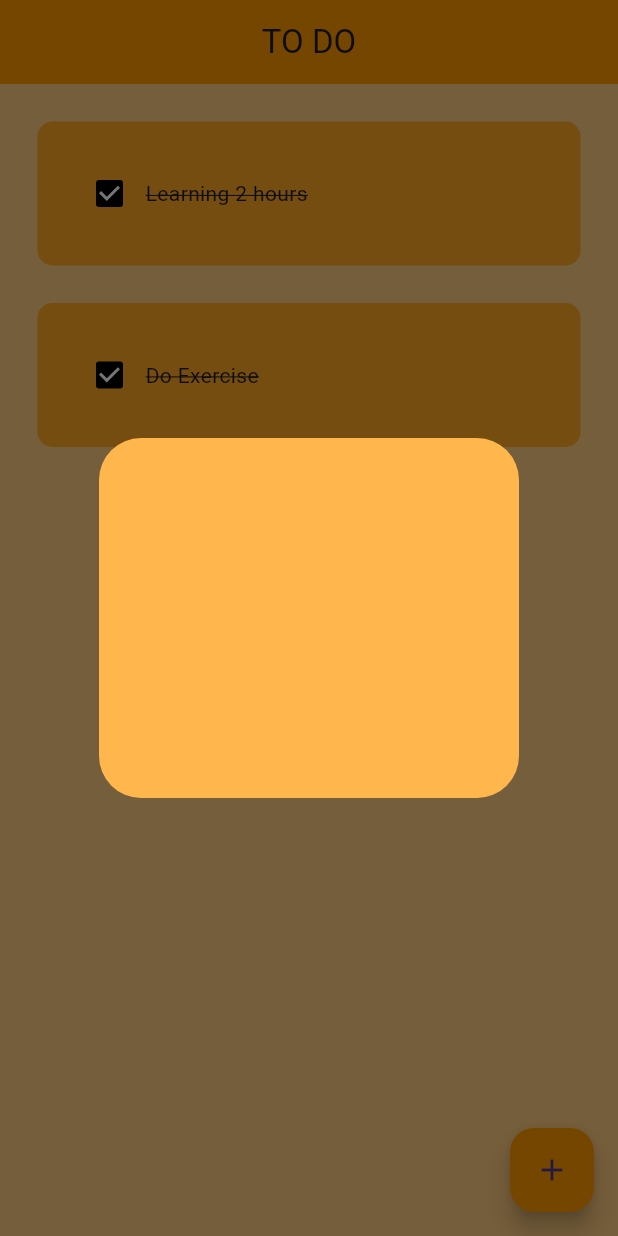
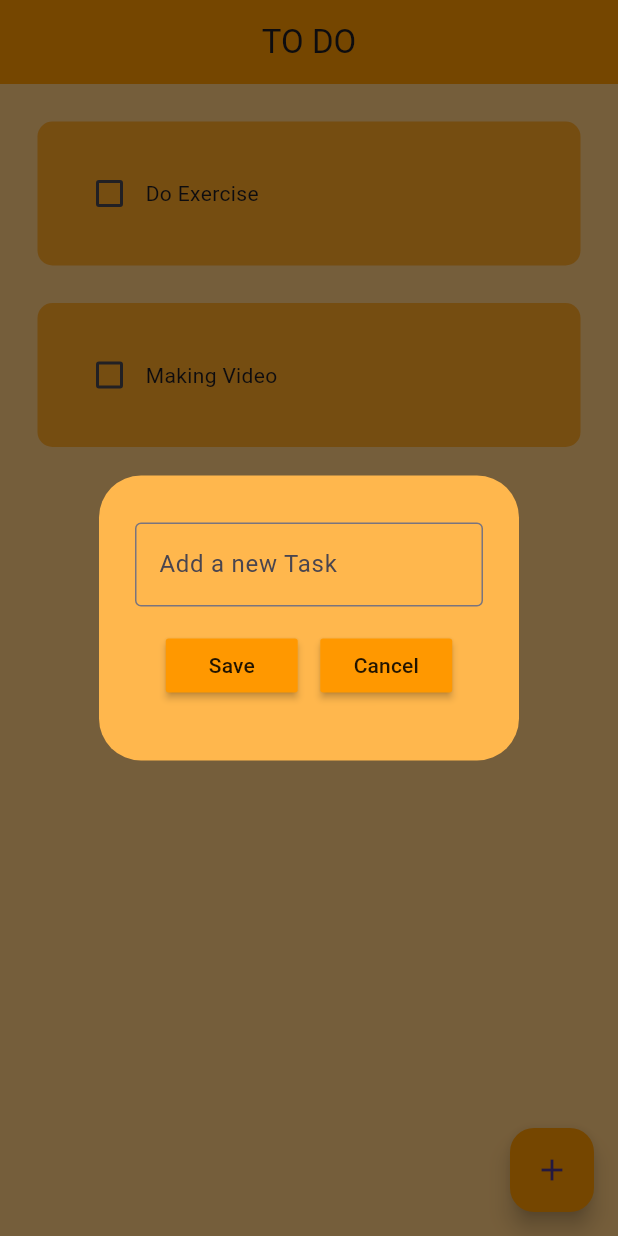
Before and after one commit to SushilDawadi/Todo-App, a Flutter app: the screen it shows after launch, after a tap on the "add" icon, on a phone screen of 412 x 824 dp. Run offline on Flutter 3.47's test engine with Material 3 defaults, Android fonts, the phone set to English and light mode, and no system bars; drawn by our look-alikes of flutter_slidable; our stand-ins replace hive, hive_flutter; accounts and stored records are empty.

Commit message:
learning flutter

```diff
--- /dev/null
+++ b/lib/data/database.dart
@@ -0,0 +1,25 @@
+import 'package:hive/hive.dart';
+
+class TodoDatabase {
+  //reference the box
+  List todoList = [];
+
+  final _mybox = Hive.box('mybox');
+
+  void createInitialData() {
+    todoList = [
+      ["Do Exercise", false],
+      ["Making Video", false]
+    ];
+  }
+
+  //load the data from the database
+  void loadData() {
+    todoList = _mybox.get("TODOLIST");
+  }
+
+  //update database
+  void updateDatabase() {
+    _mybox.put("TODOLIST", todoList);
+  }
+}
--- a/lib/main.dart
+++ b/lib/main.dart
@@ -1,7 +1,15 @@
+// ignore_for_file: prefer_const_constructors_in_immutables, prefer_const_constructors
+
 import 'package:flutter/material.dart';
+import 'package:hive_flutter/adapters.dart';
 import 'package:todo_app/pages/home_page.dart';
 
-void main() {
+void main() async {
+  //initialize the hive
+  await Hive.initFlutter();
+
+  //open a box
+  var box = await Hive.openBox('mybox');
   runApp(MyApp());
 }
 
--- a/lib/pages/home_page.dart
+++ b/lib/pages/home_page.dart
@@ -1,6 +1,8 @@
 // ignore_for_file: prefer_const_constructors
 
 import 'package:flutter/material.dart';
+import 'package:hive/hive.dart';
+import 'package:todo_app/data/database.dart';
 import 'package:todo_app/util/dialog_box.dart';
 import 'package:todo_app/util/todo_tile.dart';
 
@@ -12,18 +14,39 @@ class HomePage extends StatefulWidget {
 }
 
 class _HomePageState extends State<HomePage> {
-//list of todo tasks
-  List toDoList = [
-    ["Learning 2 hours", true],
-    ["Do Exercise", true],
-  ];
+  //reference the hive box
+  final _mybox = Hive.box('mybox');
+  final _controller = TextEditingController();
+
+  TodoDatabase db = TodoDatabase();
+
+  @override
+  void initState() {
+    //for the first time
+    if (_mybox.get("TODOLIST") == null) {
+      db.createInitialData();
+    } else {
+      db.loadData();
+    }
+  }
 
   //method
   //checkBox changed
   void checkBoxChanged(bool? value, int index) {
     setState(() {
-      toDoList[index][1] = !toDoList[index][1];
+      db.todoList[index][1] = !db.todoList[index][1];
+      db.updateDatabase();
     });
+  }
+
+  //save new task
+  void saveNewTask() {
+    setState(() {
+      db.todoList.add([_controller.text, false]);
+      _controller.clear();
+    });
+    Navigator.of(context).pop();
+    db.updateDatabase();
   }
 
   //create new task
@@ -31,9 +54,22 @@ class _HomePageState extends State<HomePage> {
     showDialog(
       context: context,
       builder: (context) {
-        return DialogBox();
+        return DialogBox(
+          controller: _controller,
+          onSave: saveNewTask,
+          onCancel: () => Navigator.of(context).pop(),
+        );
       },
     );
+    db.updateDatabase();
+  }
+  //delete the selected task
+
+  void deleteTask(index) {
+    setState(() {
+      db.todoList.removeAt(index);
+    });
+    db.updateDatabase();
   }
 
   @override
@@ -55,12 +91,13 @@ class _HomePageState extends State<HomePage> {
         child: Icon(Icons.add),
       ),
       body: ListView.builder(
-        itemCount: toDoList.length,
+        itemCount: db.todoList.length,
         itemBuilder: (context, index) {
           return ToDoTile(
-            taskName: toDoList[index][0],
-            taskCompleted: toDoList[index][1],
+            taskName: db.todoList[index][0],
+            taskCompleted: db.todoList[index][1],
             onChanged: (value) => checkBoxChanged(value, index),
+            deleteFunction: (context) => deleteTask(index),
           );
         },
       ),
--- /dev/null
+++ b/lib/util/buttons.dart
@@ -0,0 +1,18 @@
+// ignore_for_file: prefer_const_literals_to_create_immutables, prefer_const_constructors
+
+import 'package:flutter/material.dart';
+
+class Buttons extends StatelessWidget {
+  final String text;
+  VoidCallback onPressed;
+  Buttons({super.key, required this.text, required this.onPressed});
+
+  @override
+  Widget build(BuildContext context) {
+    return MaterialButton(
+      onPressed: onPressed,
+      child: Text(text),
+      color: Colors.orange,
+    );
+  }
+}
--- a/lib/util/dialog_box.dart
+++ b/lib/util/dialog_box.dart
@@ -1,18 +1,52 @@
-// ignore_for_file: prefer_const_literals_to_create_immutables, prefer_const_constructors
+// ignore_for_file: prefer_const_literals_to_create_immutables, prefer_const_constructors, prefer_typing_uninitialized_variables
 
 import 'package:flutter/material.dart';
+import 'package:todo_app/util/buttons.dart';
 
 class DialogBox extends StatelessWidget {
-  const DialogBox({super.key});
+  final controller;
+  VoidCallback onSave;
+  VoidCallback onCancel;
+  DialogBox(
+      {super.key,
+      required this.controller,
+      required this.onSave,
+      required this.onCancel});
 
   @override
   Widget build(BuildContext context) {
     return AlertDialog(
       backgroundColor: Colors.orange[300],
       content: Container(
-          height: 200,
+          height: 150,
           child: Column(
-            children: [],
+            mainAxisAlignment: MainAxisAlignment.spaceEvenly,
+            children: [
+              //text field for user input
+              TextField(
+                  controller: controller,
+                  decoration: InputDecoration(
+                      border: OutlineInputBorder(),
+                      hintText: "Add a new Task")),
+              //buttons for save and cancel
+
+              Row(
+                mainAxisAlignment: MainAxisAlignment.center,
+                children: [
+                  Buttons(
+                    text: "Save",
+                    onPressed: onSave,
+                  ),
+                  const SizedBox(
+                    width: 15,
+                  ),
+                  Buttons(
+                    text: "Cancel",
+                    onPressed: onCancel,
+                  ),
+                ],
+              ),
+            ],
           )),
     );
   }
--- a/lib/util/todo_tile.dart
+++ b/lib/util/todo_tile.dart
@@ -1,22 +1,37 @@
 // ignore_for_file: prefer_const_constructors, prefer_const_literals_to_create_immutables, sort_child_properties_last, must_be_immutable
 
 import 'package:flutter/material.dart';
+import 'package:flutter_slidable/flutter_slidable.dart';
 
 class ToDoTile extends StatelessWidget {
   final String taskName;
   final bool taskCompleted;
   Function(bool?)? onChanged;
+  Function(BuildContext)? deleteFunction;
 
   ToDoTile(
       {super.key,
       required this.taskName,
       required this.taskCompleted,
-      required this.onChanged});
+      required this.onChanged,
+      required this.deleteFunction});
 
   @override
   Widget build(BuildContext context) {
     return Padding(
       padding: const EdgeInsets.only(left: 25.0, right: 25.0, top: 25.0),
+      child: Slidable(
+        endActionPane: ActionPane(
+          motion: StretchMotion(),
+          children: [
+            SlidableAction(
+              onPressed: deleteFunction,
+              icon: Icons.delete,
+              backgroundColor: Colors.red,
+              borderRadius: BorderRadius.circular(12),
+            )
+          ],
+        ),
         child: Container(
           padding: EdgeInsets.all(24),
           child: Row(
@@ -43,6 +58,7 @@ class ToDoTile extends StatelessWidget {
             borderRadius: BorderRadius.circular(10),
           ),
         ),
+      ),
     );
   }
 }
```
Also changed, not shown: pubspec.yaml (+6 -5 lines), pubspec.lock, 1 other file. Lines whose indentation alone changed are shown as unchanged.
